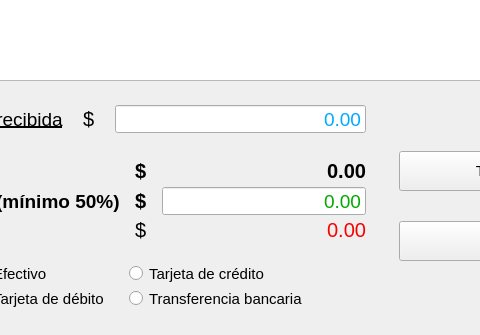
ivanperez-7/printpos, file ui/Ui_ConfirmarVenta.ui: the form before one commit; both pictures show x 158 to 638 and y 423 to 758 of the 842 by 758 pixel window.
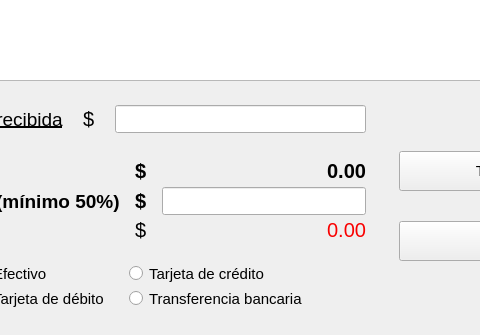
The form after the commit. Icons and pictures are not drawn. Custom widgets are drawn as their Qt base class.

The edit to the form file:
```diff
--- a/ui/Ui_ConfirmarVenta.ui
+++ b/ui/Ui_ConfirmarVenta.ui
@@ -630,20 +630,9 @@
                  <height>28</height>
                 </size>
                </property>
-               <property name="font">
-                <font>
-                 <pointsize>14</pointsize>
-                </font>
-               </property>
                <property name="styleSheet">
                 <string notr="true">color: rgb(0, 170, 255)</string>
                </property>
-               <property name="text">
-                <string>0.00</string>
-               </property>
-               <property name="alignment">
-                <set>Qt::AlignRight|Qt::AlignTrailing|Qt::AlignVCenter</set>
-               </property>
               </widget>
              </item>
             </layout>
@@ -814,20 +803,9 @@
                  <height>28</height>
                 </size>
                </property>
-               <property name="font">
-                <font>
-                 <pointsize>14</pointsize>
-                </font>
-               </property>
                <property name="styleSheet">
                 <string notr="true">color: rgb(0, 170, 0);</string>
                </property>
-               <property name="text">
-                <string>0.00</string>
-               </property>
-               <property name="alignment">
-                <set>Qt::AlignRight|Qt::AlignTrailing|Qt::AlignVCenter</set>
-               </property>
               </widget>
              </item>
              <item row="1" column="1">
@@ -1046,6 +1024,13 @@
    </layout>
   </widget>
  </widget>
+ <customwidgets>
+  <customwidget>
+   <class>NumberEdit</class>
+   <extends>QLineEdit</extends>
+   <header>utils.mywidgets.h</header>
+  </customwidget>
+ </customwidgets>
  <resources>
   <include location="../resources.qrc"/>
  </resources>
```
Left out of the diff: 4 changed lines with no effect on the pictures.
